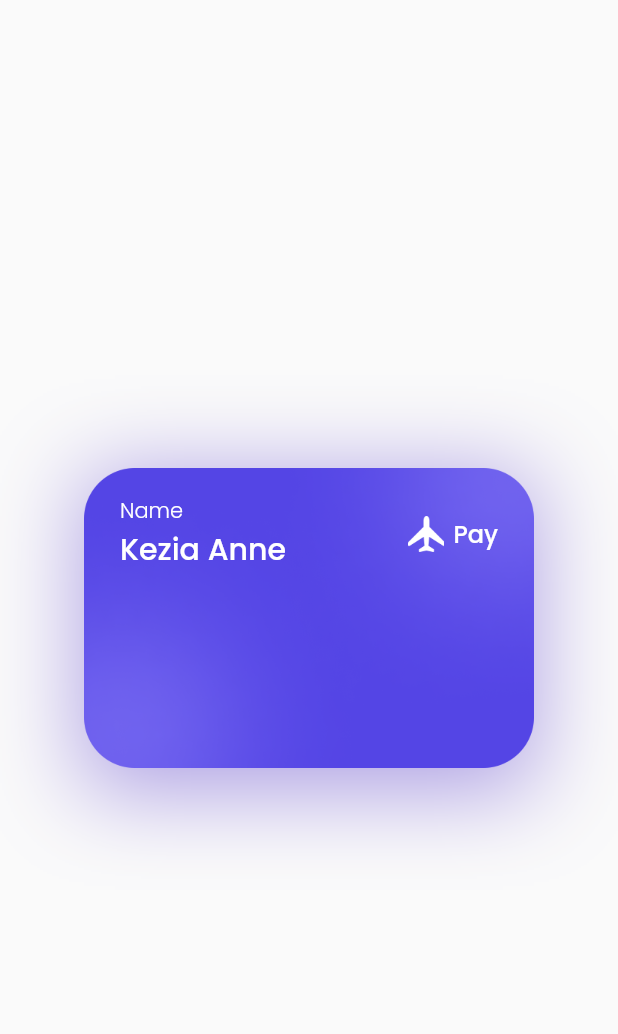
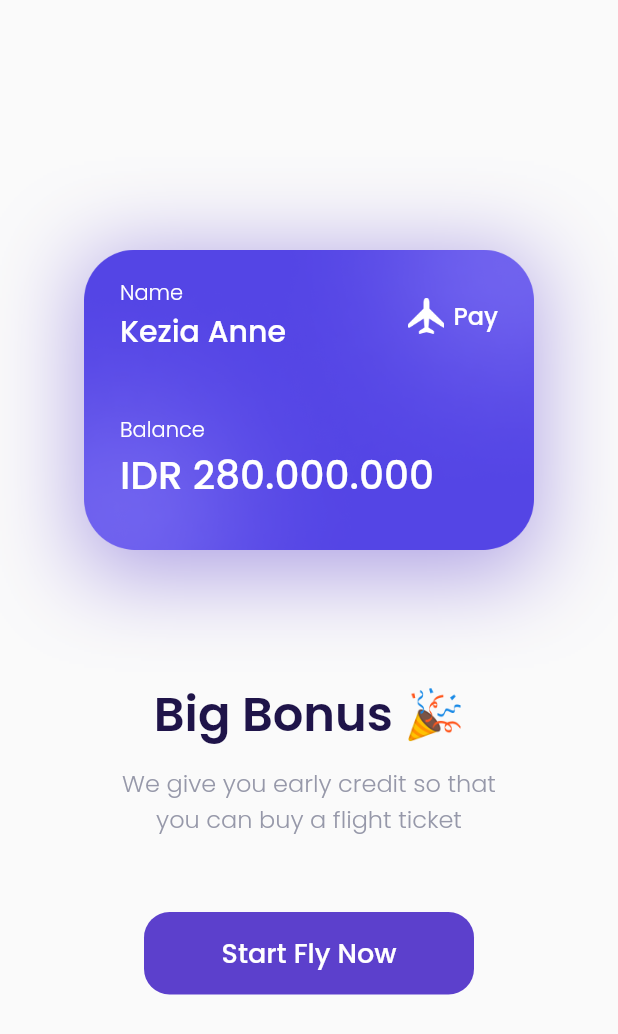
Before and after one commit to lazlanrafar/airplane, a Flutter app: the BonusPage screen opened by its route, on a phone screen of 412 x 824 dp. Shown: the top 1034 px of the screen. Run offline on Flutter 3.47's test engine with Material 2 defaults, Android fonts, the phone set to English and light mode, and no system bars; our stand-ins replace google_fonts.

Commit message:
finish slicing bonus page

```diff
--- a/lib/ui/pages/bonus_page.dart
+++ b/lib/ui/pages/bonus_page.dart
@@ -24,6 +24,7 @@
           ],
         ),
         child: Column(
+          crossAxisAlignment: CrossAxisAlignment.start,
           children: [
             Row(
               children: [
@@ -68,6 +69,21 @@
                 )
               ],
             ),
+            const SizedBox(height: 40),
+            Text(
+              'Balance',
+              style: whiteTextStyle.copyWith(
+                fontSize: 14,
+                fontWeight: light,
+              ),
+            ),
+            Text(
+              'IDR 280.000.000',
+              style: whiteTextStyle.copyWith(
+                fontSize: 26,
+                fontWeight: medium,
+              ),
+            ),
           ],
         ),
       );
@@ -80,6 +96,52 @@
           mainAxisAlignment: MainAxisAlignment.center,
           children: [
             bonusCard(),
+            Container(
+              margin: const EdgeInsets.only(top: 80),
+              child: Column(
+                children: [
+                  Text(
+                    'Big Bonus 🎉',
+                    style: blackTextStyle.copyWith(
+                      fontSize: 32,
+                      fontWeight: semiBold,
+                    ),
+                  ),
+                  const SizedBox(height: 10),
+                  Text(
+                    'We give you early credit so that\nyou can buy a flight ticket',
+                    style: grayTextStyle.copyWith(
+                      fontSize: 16,
+                      fontWeight: light,
+                    ),
+                    textAlign: TextAlign.center,
+                  )
+                ],
+              ),
+            ),
+            Container(
+              width: 220,
+              height: 55,
+              margin: const EdgeInsets.only(top: 50),
+              child: TextButton(
+                onPressed: () {
+                  Navigator.pushNamed(context, '/sign-up');
+                },
+                style: TextButton.styleFrom(
+                  backgroundColor: primaryColor,
+                  shape: RoundedRectangleBorder(
+                    borderRadius: BorderRadius.circular(defaultRadius),
+                  ),
+                ),
+                child: Text(
+                  'Start Fly Now',
+                  style: whiteTextStyle.copyWith(
+                    fontSize: 18,
+                    fontWeight: medium,
+                  ),
+                ),
+              ),
+            )
           ],
         ),
       ),
```
